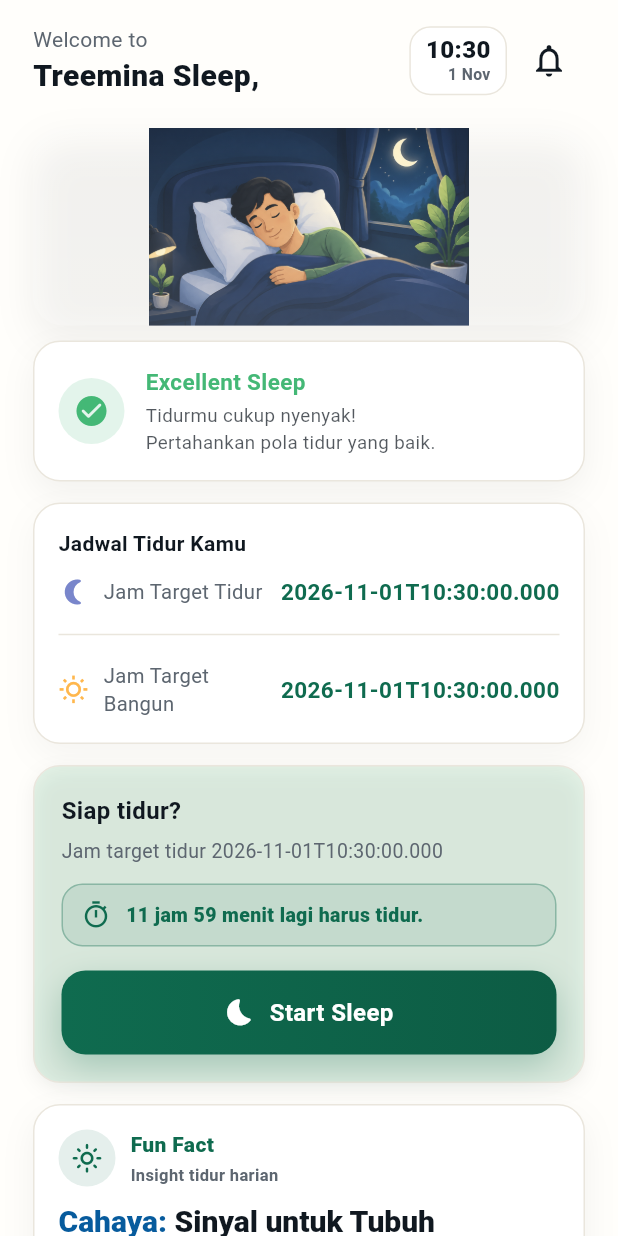
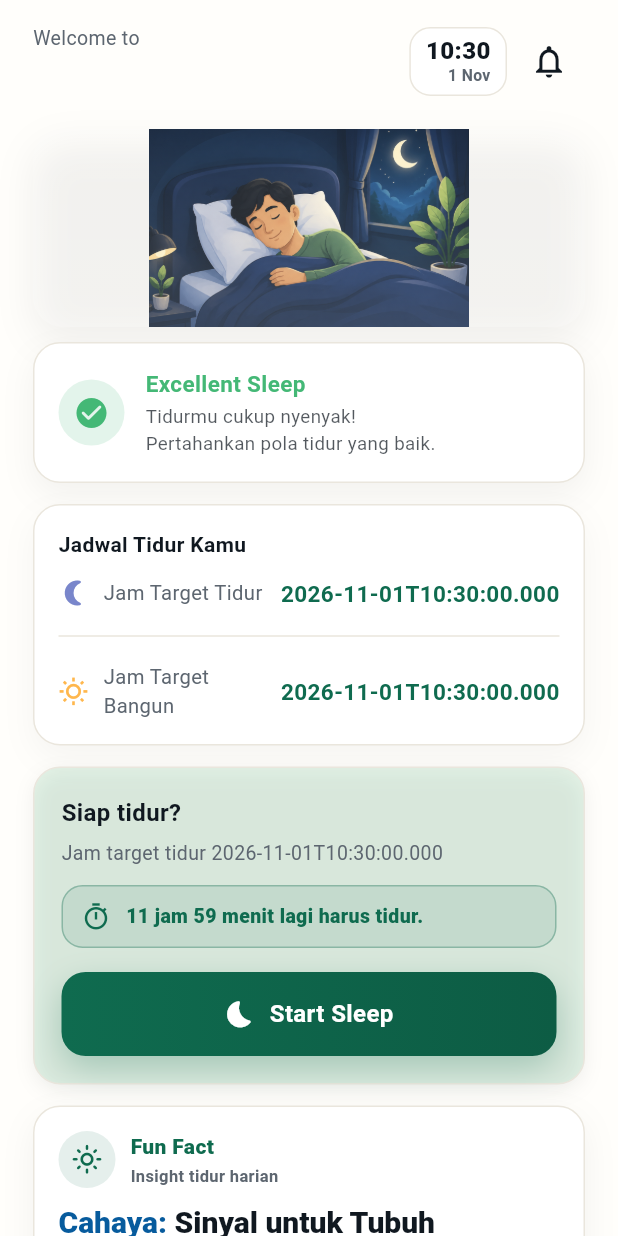
Before and after one commit to Adidtiasmara/TreeminaSleep, a Flutter app: the HomePage screen opened directly, on a phone screen of 412 x 824 dp. Run offline on Flutter 3.47's test engine with Material 3 defaults, Android fonts, the phone set to English and light mode, and no system bars; our stand-ins replace audioplayers, file_picker, fl_chart, flutter_local_notifications, shared_preferences, supabase_flutter and 1 more; accounts and stored records are empty; Roboto replaces fonts that are missing (Poppins).

Commit message:
Clean up home header: remove moon overlap and shorten greeting
- Shift the night-scape decoration up so the moon no longer sits
  behind the greeting text
- Show the user name as its own single-line greeting instead of the
  long wrapping 'Treemina Sleep, <name>' line

```diff
--- a/lib/pages/home_page.dart
+++ b/lib/pages/home_page.dart
@@ -359,10 +359,12 @@
           body: Stack(
             children: [
               if (isDark)
-                const Positioned.fill(
-                  bottom: null,
+                const Positioned(
+                  top: -70,
+                  left: 0,
+                  right: 0,
                   child: SizedBox(
-                    height: 330,
+                    height: 400,
                     child: NightScape(isDark: true),
                   ),
                 ),
@@ -385,11 +387,14 @@
                                   'Welcome to',
                                   style: TextStyle(
                                     color: secondaryColor,
-                                    fontSize: 14,
+                                    fontSize: 13,
                                   ),
                                 ),
+                                const SizedBox(height: 2),
                                 Text(
-                                  'Treemina Sleep, $_userName',
+                                  _userName,
+                                  maxLines: 1,
+                                  overflow: TextOverflow.ellipsis,
                                   style: TextStyle(
                                     color: textColor,
                                     fontSize: 20,
```
